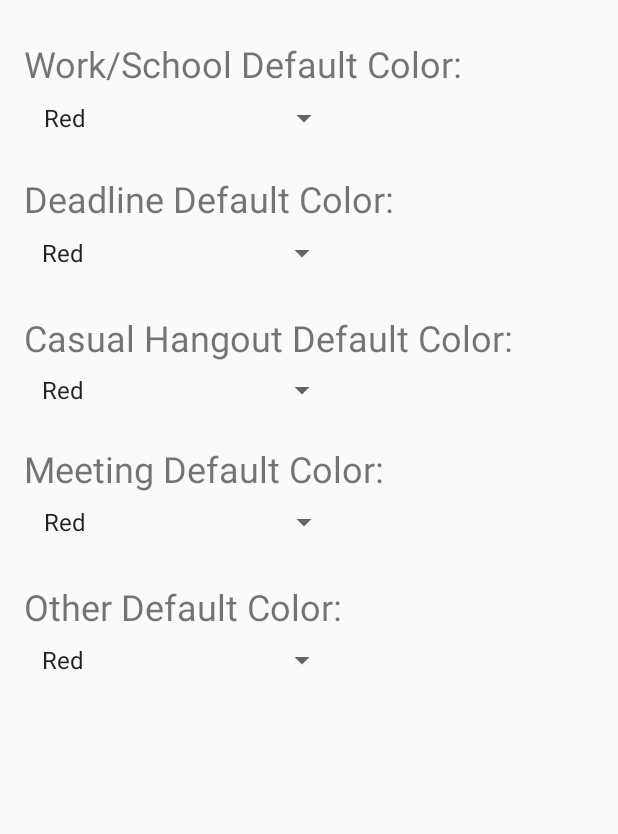
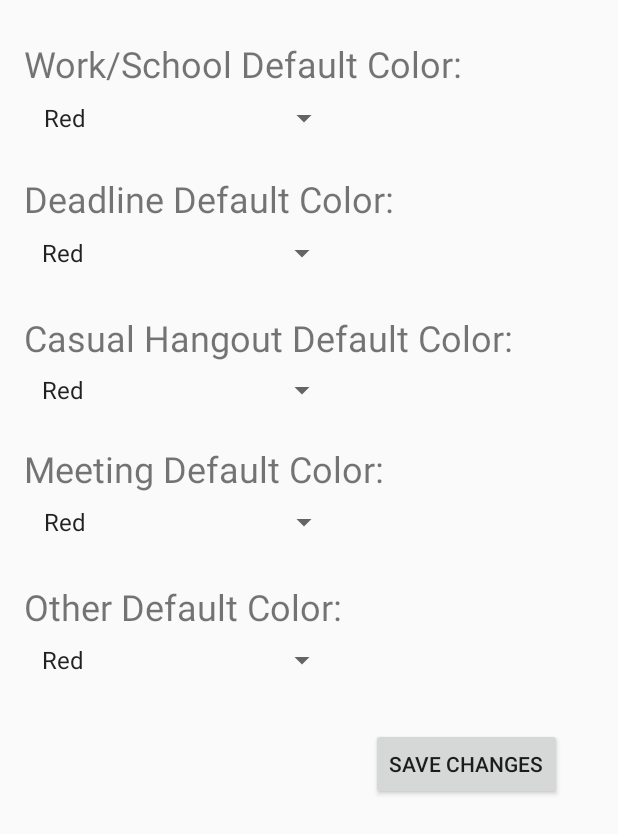
Before and after one commit to Quanglt12/EleCentLife-, an Android app: the layout activity_settings_colors.xml on its own in the app's theme, with its tools: preview values and no code run, on a phone screen of 412 x 824 dp. Shown: the top 834 px of the screen. Run offline under Robolectric (Android 15) with nearby library versions, the phone set to English and light mode, and no system bars.

Commit message:
Actually fixed saving problems (hopefully)

```diff
--- a/app/build.gradle
+++ b/app/build.gradle
@@ -5,7 +5,7 @@ android {
     buildToolsVersion "29.0.2"
     defaultConfig {
         applicationId "com.example.elecentlife"
-        minSdkVersion 22
+        minSdkVersion 23
         targetSdkVersion 29
         versionCode 1
         versionName "1.0"
--- a/app/src/main/AndroidManifest.xml
+++ b/app/src/main/AndroidManifest.xml
@@ -2,6 +2,8 @@
 <manifest xmlns:android="http://schemas.android.com/apk/res/android"
     package="com.example.elecentlife">
 
+    <uses-permission android:name="android.permission.WRITE_EXTERNAL_STORAGE" />
+    <uses-permission android:name="android.permission.READ_EXTERNAL_STORAGE" />
     <application
         android:allowBackup="true"
         android:icon="@mipmap/ic_launcher"
@@ -25,7 +27,6 @@
         <activity android:name=".DailyActivity" />
         <activity android:name=".MainActivity" />
     </application>
-    <uses-permission android:name="android.permission.WRITE_EXTERNAL_STORAGE" />
-    <uses-permission android:name="android.permission.READ_EXTERNAL_STORAGE" />
+
 
 </manifest>
--- a/app/src/main/res/layout/activity_settings_colors.xml
+++ b/app/src/main/res/layout/activity_settings_colors.xml
@@ -109,4 +109,14 @@
         app:layout_constraintStart_toStartOf="parent"
         app:layout_constraintTop_toBottomOf="@+id/textView" />
 
+    <Button
+        android:id="@+id/saveButton"
+        android:layout_width="wrap_content"
+        android:layout_height="wrap_content"
+        android:layout_marginStart="247dp"
+        android:layout_marginTop="485dp"
+        android:text="Save Changes"
+        app:layout_constraintStart_toStartOf="parent"
+        app:layout_constraintTop_toTopOf="parent" />
+
 </androidx.constraintlayout.widget.ConstraintLayout>
--- a/app/src/main/res/values/arrays.xml
+++ b/app/src/main/res/values/arrays.xml
@@ -26,10 +26,10 @@
 
     <string-array name="SetColors">
         <item>Red</item>
+        <item>Orange</item>
+        <item>Yellow</item>
+        <item>Green</item>
         <item>Blue</item>
-        <item>Green</item>
-        <item>Yellow</item>
-        <item>Orange</item>
         <item>Purple</item>
         <item>Pink</item>
     </string-array>
```
Also changed, not shown: app/src/main/java/com/example/elecentlife/Events.java (+7 -5 lines), app/src/main/java/com/example/elecentlife/GlobalVar.java (+18 -13 lines), app/src/main/java/com/example/elecentlife/MainActivity.java (+8 -0 lines), app/src/main/java/com/example/elecentlife/settingsColors.java (+29 -18 lines), app/src/main/java/com/example/elecentlife/settingsNotif.java (+9 -5 lines).
